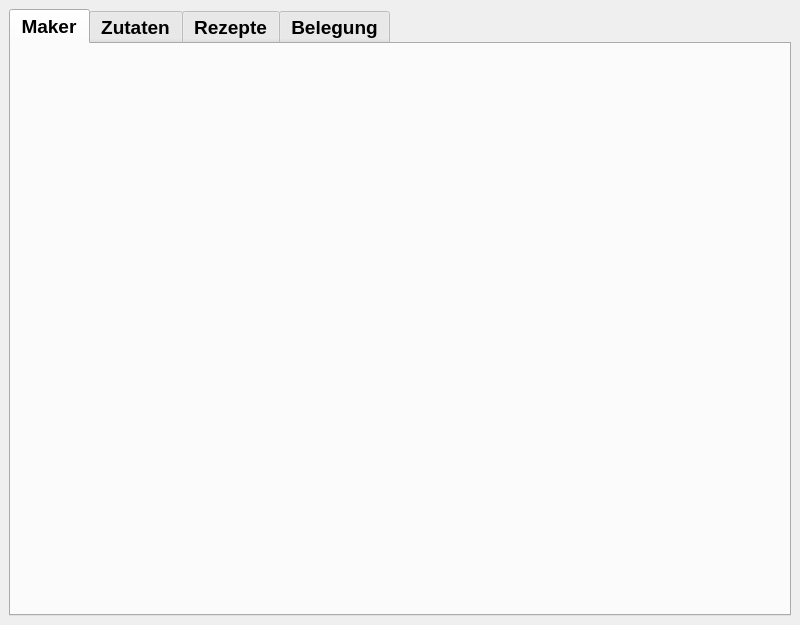
The window that src/ui_elements/cocktailmanager.ui (AndreWohnsland/CocktailBerry) describes before a commit, drawn with Qt 5.
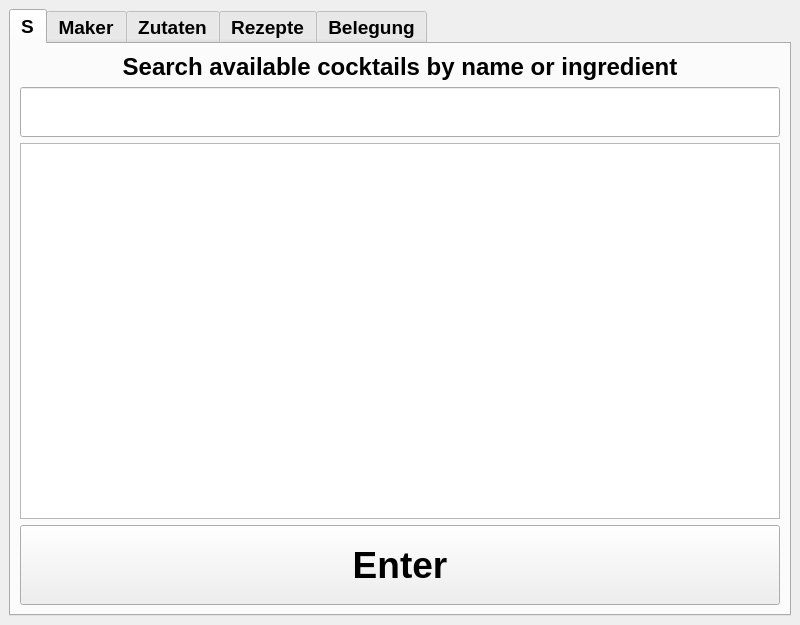
The same window after the commit. The open tabs and pages were chosen to show the change. Custom widgets are drawn as their Qt base class.

Commit message: Move search into own tab

Patch:
```diff
--- a/src/ui_elements/cocktailmanager.ui
+++ b/src/ui_elements/cocktailmanager.ui
@@ -63,6 +63,119 @@
       <property name="cssClass" stdset="0">
        <string>bold</string>
       </property>
+      <widget class="QWidget" name="tab_search">
+       <attribute name="title">
+        <string>S</string>
+       </attribute>
+       <layout class="QGridLayout" name="gridLayout_4">
+        <item row="4" column="0">
+         <widget class="QPushButton" name="button_enter_to_maker">
+          <property name="minimumSize">
+           <size>
+            <width>0</width>
+            <height>80</height>
+           </size>
+          </property>
+          <property name="maximumSize">
+           <size>
+            <width>5000</width>
+            <height>80</height>
+           </size>
+          </property>
+          <property name="font">
+           <font>
+            <pointsize>28</pointsize>
+            <weight>75</weight>
+            <bold>true</bold>
+           </font>
+          </property>
+          <property name="text">
+           <string>Enter</string>
+          </property>
+          <property name="cssClass" stdset="0">
+           <string>btn-inverted</string>
+          </property>
+         </widget>
+        </item>
+        <item row="2" column="0">
+         <widget class="QListWidget" name="list_widget_found_cocktails">
+          <property name="maximumSize">
+           <size>
+            <width>5000</width>
+            <height>5000</height>
+           </size>
+          </property>
+          <property name="font">
+           <font>
+            <pointsize>20</pointsize>
+            <weight>75</weight>
+            <bold>true</bold>
+           </font>
+          </property>
+          <property name="horizontalScrollBarPolicy">
+           <enum>Qt::ScrollBarAlwaysOff</enum>
+          </property>
+          <property name="textElideMode">
+           <enum>Qt::ElideRight</enum>
+          </property>
+          <property name="sortingEnabled">
+           <bool>true</bool>
+          </property>
+         </widget>
+        </item>
+        <item row="0" column="0">
+         <widget class="QLabel" name="label_search_title">
+          <property name="maximumSize">
+           <size>
+            <width>16777215</width>
+            <height>60</height>
+           </size>
+          </property>
+          <property name="font">
+           <font>
+            <pointsize>18</pointsize>
+           </font>
+          </property>
+          <property name="text">
+           <string>Search available cocktails by name or ingredient</string>
+          </property>
+          <property name="alignment">
+           <set>Qt::AlignCenter</set>
+          </property>
+          <property name="cssClass" stdset="0">
+           <string>secondary bold</string>
+          </property>
+         </widget>
+        </item>
+        <item row="1" column="0">
+         <widget class="ClickableLineEdit" name="input_search_cocktail">
+          <property name="minimumSize">
+           <size>
+            <width>0</width>
+            <height>50</height>
+           </size>
+          </property>
+          <property name="maximumSize">
+           <size>
+            <width>16777215</width>
+            <height>80</height>
+           </size>
+          </property>
+          <property name="font">
+           <font>
+            <pointsize>28</pointsize>
+           </font>
+          </property>
+          <property name="alignment">
+           <set>Qt::AlignCenter</set>
+          </property>
+          <property name="cssClass" stdset="0">
+           <string>bold</string>
+          </property>
+         </widget>
+        </item>
+       </layout>
+      </widget>
       <widget class="QWidget" name="tab_maker">
        <attribute name="title">
         <string>Maker</string>
```
Left out of the diff: 2 changed lines with no effect on the pictures. The commit also changes 14 other files.
